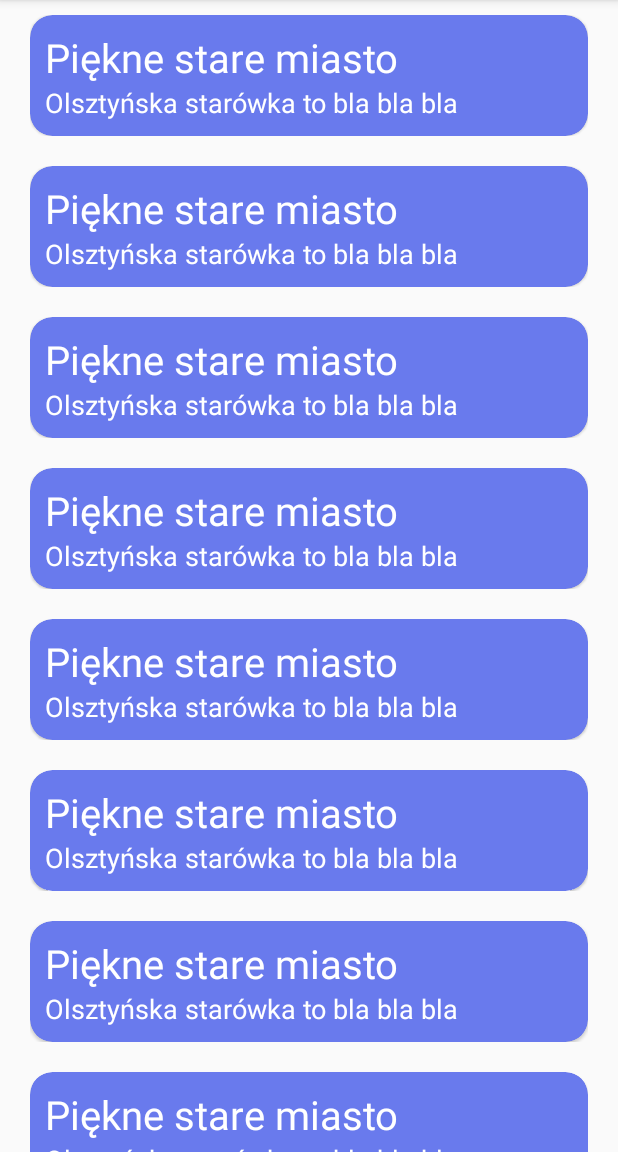
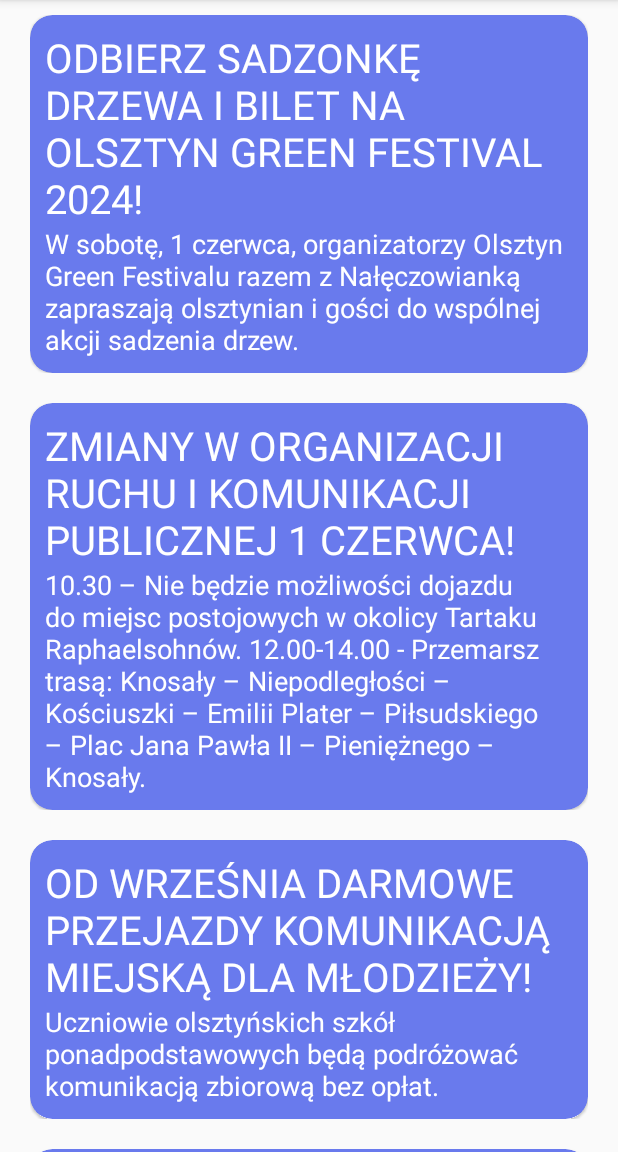
Before and after one commit to MikolajFilipkowski/MoPTu, an Android app: the screen it shows after launch (MainActivity), on a phone screen of 412 x 824 dp, the part 84-1236 px from its top. Run offline under Robolectric (Android 15) with nearby library versions, the phone set to English and light mode, and no system bars.

Commit message:
Add articles.

```diff
--- a/app/src/main/java/com/example/moptu/HomeFragment.kt
+++ b/app/src/main/java/com/example/moptu/HomeFragment.kt
@@ -45,26 +45,13 @@
         val rootView = inflater.inflate(R.layout.fragment_home, container, false)
 
         val dataset = ArrayList<ArticleDataClass>()
-        dataset.add(ArticleDataClass("Piękne stare miasto", "Olsztyńska starówka to bla bla bla"))
-        dataset.add(ArticleDataClass("Piękne stare miasto", "Olsztyńska starówka to bla bla bla"))
-        dataset.add(ArticleDataClass("Piękne stare miasto", "Olsztyńska starówka to bla bla bla"))
-        dataset.add(ArticleDataClass("Piękne stare miasto", "Olsztyńska starówka to bla bla bla"))
-        dataset.add(ArticleDataClass("Piękne stare miasto", "Olsztyńska starówka to bla bla bla"))
-        dataset.add(ArticleDataClass("Piękne stare miasto", "Olsztyńska starówka to bla bla bla"))
-        dataset.add(ArticleDataClass("Piękne stare miasto", "Olsztyńska starówka to bla bla bla"))
-        dataset.add(ArticleDataClass("Piękne stare miasto", "Olsztyńska starówka to bla bla bla"))
-        dataset.add(ArticleDataClass("Piękne stare miasto", "Olsztyńska starówka to bla bla bla"))
-        dataset.add(ArticleDataClass("Piękne stare miasto", "Olsztyńska starówka to bla bla bla"))
-        dataset.add(ArticleDataClass("Piękne stare miasto", "Olsztyńska starówka to bla bla bla"))
-        dataset.add(ArticleDataClass("Piękne stare miasto", "Olsztyńska starówka to bla bla bla"))
-        dataset.add(ArticleDataClass("Piękne stare miasto", "Olsztyńska starówka to bla bla bla"))
-        dataset.add(ArticleDataClass("Piękne stare miasto", "Olsztyńska starówka to bla bla bla"))
-        dataset.add(ArticleDataClass("Piękne stare miasto", "Olsztyńska starówka to bla bla bla"))
-        dataset.add(ArticleDataClass("Piękne stare miasto", "Olsztyńska starówka to bla bla bla"))
-        dataset.add(ArticleDataClass("Piękne stare miasto", "Olsztyńska starówka to bla bla bla"))
-        dataset.add(ArticleDataClass("Piękne stare miasto", "Olsztyńska starówka to bla bla bla"))
-        dataset.add(ArticleDataClass("Piękne stare miasto", "Olsztyńska starówka to bla bla bla"))
-        dataset.add(ArticleDataClass("Piękne stare miasto", "Olsztyńska starówka to bla bla bla"))
+        dataset.add(ArticleDataClass("ODBIERZ SADZONKĘ DRZEWA I BILET NA OLSZTYN GREEN FESTIVAL 2024!", "W sobotę, 1 czerwca, organizatorzy Olsztyn Green Festivalu razem z Nałęczowianką zapraszają olsztynian i gości do wspólnej akcji sadzenia drzew."))
+        dataset.add(ArticleDataClass("ZMIANY W ORGANIZACJI RUCHU I KOMUNIKACJI PUBLICZNEJ 1 CZERWCA!", "10.30 – Nie będzie możliwości dojazdu do miejsc postojowych w okolicy Tartaku Raphaelsohnów. 12.00-14.00 - Przemarsz trasą: Knosały – Niepodległości – Kościuszki – Emilii Plater – Piłsudskiego – Plac Jana Pawła II – Pieniężnego – Knosały."))
+        dataset.add(ArticleDataClass("OD WRZEŚNIA DARMOWE PRZEJAZDY KOMUNIKACJĄ MIEJSKĄ DLA MŁODZIEŻY!", "Uczniowie olsztyńskich szkół ponadpodstawowych będą podróżować komunikacją zbiorową bez opłat."))
+        dataset.add(ArticleDataClass("DOTACJE NA OLSZTYŃSKIE ZABYTKI PODZIELONE!", "Olsztyńscy radni zdecydowali o dofinansowaniu prac przy zabytkowych obiektach. Kwota została przeznaczona do podziału to 200 tys. złotych."))
+        dataset.add(ArticleDataClass("CENTRUM PRZYWDZIEJE NOWĄ SZATĘ!", "W donicach w pobliżu ratusza pojawiły się bratki w odcieniach żółci i fioletu. Latem ich miejsce zajmie nowa roślinność."))
+        dataset.add(ArticleDataClass("PIKNIK RODZINNY Z OKAZJI 20-LECIA POLSKI W UE ODBYŁ SIĘ W OLSZTYNIE!", "Na Starym Mieście i w Parku Podzamcze w Olsztynie odbył się Piknik Rodzinny z okazji 20-lecia członkostwa Polski w UE"))
+
         val customAdapter = RecyclerAdapter(dataset)
 
         val recyclerView: RecyclerView = rootView.findViewById(R.id.recycler_view)
```
